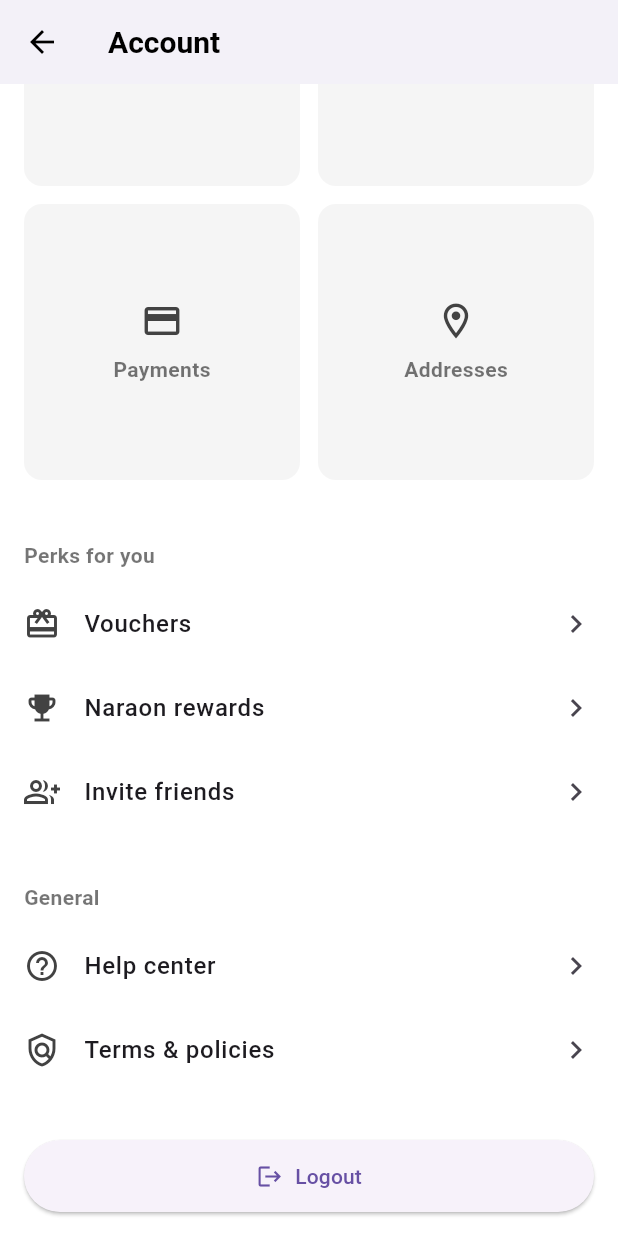
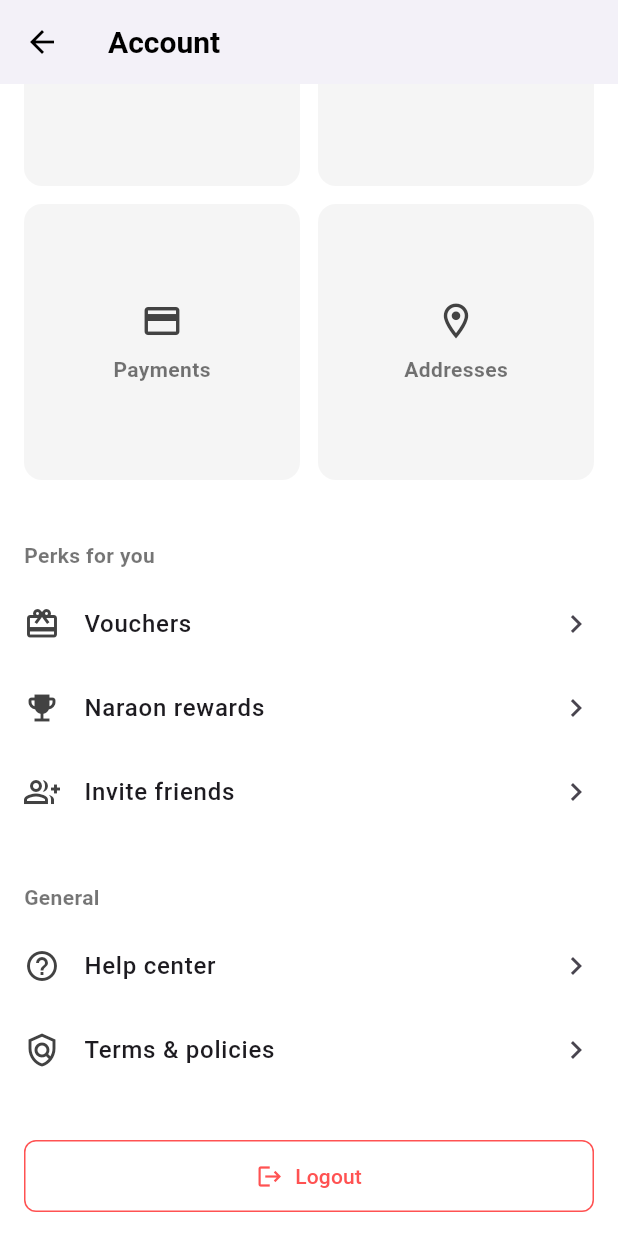
Before and after one commit to htetaungkyawmx/pizza_app, a Flutter app: the ProfileScreen screen opened by its route, scrolled down 206 dp, on a phone screen of 412 x 824 dp. Run offline on Flutter 3.47's test engine with Material 3 defaults, Android fonts, the phone set to English and light mode, and no system bars; our stand-ins replace geolocator.

Commit message:
fix profile account screen

```diff
--- a/lib/screens/profile_screen.dart
+++ b/lib/screens/profile_screen.dart
@@ -16,7 +16,10 @@ class ProfileScreen extends StatelessWidget {
   Widget build(BuildContext context) {
     return Scaffold(
       appBar: AppBar(
-        title: const Text('Account', style: TextStyle(fontWeight: FontWeight.bold)),
+        title: const Text(
+          'Account',
+          style: TextStyle(fontWeight: FontWeight.bold, color: Colors.black),
+        ),
         centerTitle: false,
         backgroundColor: Colors.white,
         elevation: 1,
@@ -29,14 +32,19 @@ class ProfileScreen extends StatelessWidget {
           Column(
             crossAxisAlignment: CrossAxisAlignment.start,
             children: [
-              const Text('박성운', style: TextStyle(fontSize: 24, fontWeight: FontWeight.bold)),
+              const Text(
+                '박성운',
+                style: TextStyle(fontSize: 24, fontWeight: FontWeight.bold),
+              ),
               const SizedBox(height: 4),
               GestureDetector(
-                onTap: () {},
+                onTap: () {
+                  // TODO: Add view profile action
+                },
                 child: const Text('View profile', style: TextStyle(color: Colors.grey)),
               ),
               const SizedBox(height: 16),
-              // Orders, Favourites, Payments, Addresses
+              // Orders, Favourites, Payments, Addresses grid
               GridView.count(
                 crossAxisCount: 2,
                 shrinkWrap: true,
@@ -61,28 +69,28 @@ class ProfileScreen extends StatelessWidget {
           const _SectionTitle(title: 'General'),
           const _ListTileRow(icon: Icons.help_outline, label: 'Help center'),
           const _ListTileRow(icon: Icons.policy_outlined, label: 'Terms & policies'),
-
           const SizedBox(height: 32),
           ElevatedButton.icon(
             onPressed: () => _logout(context),
-            icon: const Icon(Icons.logout),
-            label: const Text('Logout'),
+            icon: const Icon(Icons.logout, color: Colors.redAccent),
+            label: const Text(
+              'Logout',
+              style: TextStyle(color: Colors.redAccent),
+            ),
             style: ElevatedButton.styleFrom(
-              backgroundColor: Colors.white.shade100,
-              foregroundColor: Colors.white.shade800,
+              backgroundColor: Colors.white,
+              side: const BorderSide(color: Colors.redAccent),
               padding: const EdgeInsets.symmetric(vertical: 14),
+              shape: RoundedRectangleBorder(
+                borderRadius: BorderRadius.circular(8),
+              ),
+              elevation: 0,
             ),
           ),
         ],
       ),
     );
   }
-}
-
-extension on Color {
-  get shade100 => null;
-
-  get shade800 => null;
 }
 
 class _ProfileTile extends StatelessWidget {
@@ -97,7 +105,9 @@ class _ProfileTile extends StatelessWidget {
       color: Colors.grey.shade100,
       borderRadius: BorderRadius.circular(12),
       child: InkWell(
-        onTap: () {},
+        onTap: () {
+          // TODO: Handle tap
+        },
         borderRadius: BorderRadius.circular(12),
         child: Padding(
           padding: const EdgeInsets.symmetric(vertical: 20),
@@ -128,7 +138,9 @@ class _ListTileRow extends StatelessWidget {
       leading: Icon(icon, color: Colors.grey.shade800),
       title: Text(label, style: const TextStyle(fontWeight: FontWeight.w500)),
       trailing: const Icon(Icons.chevron_right),
-      onTap: () {},
+      onTap: () {
+        // TODO: Handle tap
+      },
     );
   }
 }
```
